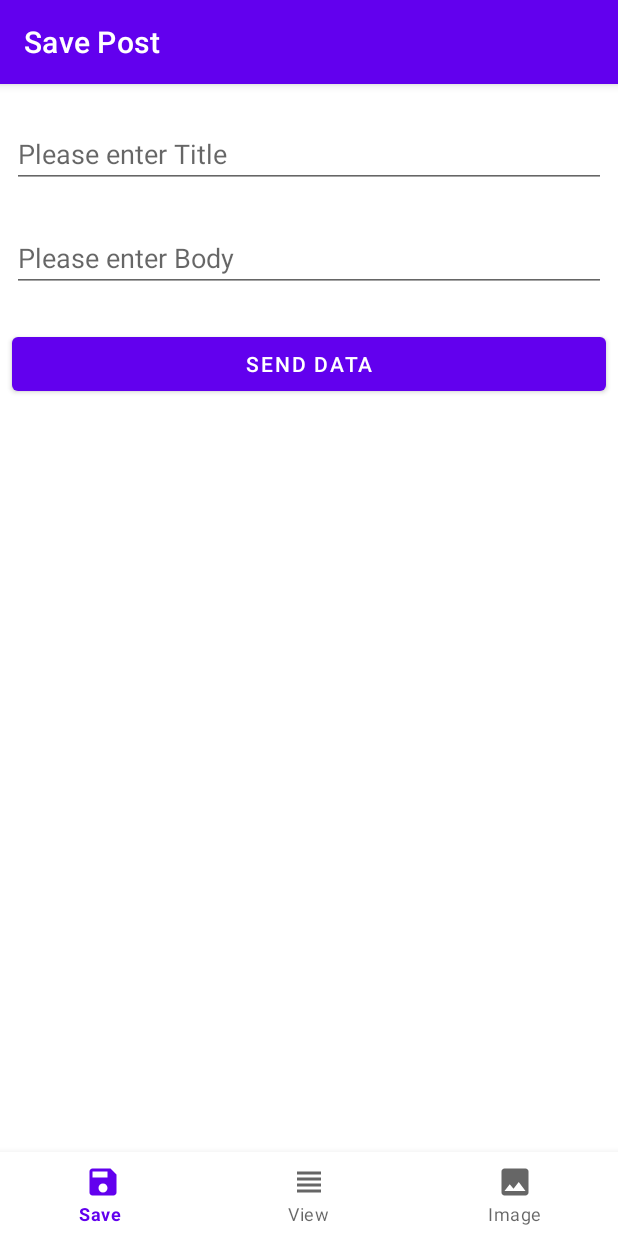
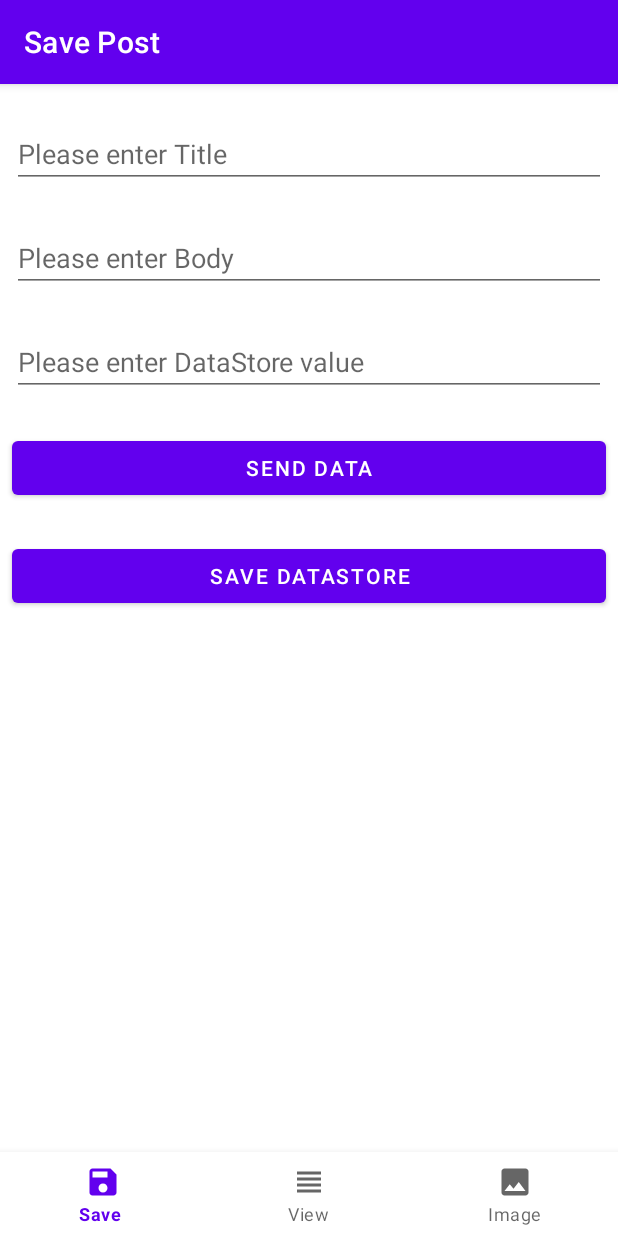
Before and after one commit to muchbeer/KtorPlug, an Android app: the screen it shows after launch (MainActivity), after a tap on "SEND DATA", on a phone screen of 412 x 824 dp. Run offline under Robolectric (Android 15) with nearby library versions, the phone set to English and light mode, and no system bars; our stand-ins replace Dagger/Hilt's generated code, navigation-ui; 6 statements that could not run were skipped.

Commit message:
To serialize and deserialize data from json to object and viceversa Refine the project factoring httpPOst upload image to php using ktor Refine with Room Database Adding datastore working fine

```diff
--- a/app/build.gradle
+++ b/app/build.gradle
@@ -108,6 +108,7 @@ dependencies {
     implementation "org.jetbrains.kotlinx:kotlinx-serialization-json:1.3.2"
 
     implementation("io.coil-kt:coil:1.4.0")
+    implementation "androidx.datastore:datastore-preferences:1.0.0"
 
     def firebase_version = "20.1.2"
     implementation "com.google.firebase:firebase-analytics:$firebase_version"
--- a/app/src/main/java/com/muchbeer/ktorplug/data/db/OilDatabase.kt
+++ b/app/src/main/java/com/muchbeer/ktorplug/data/db/OilDatabase.kt
@@ -5,7 +5,7 @@ import androidx.room.Database
 import androidx.room.Room
 import androidx.room.RoomDatabase
 
-@Database(entities = [AgrievanceEntity::class],
+@Database(entities = [AgrievanceEntity::class, CgrievanceEntity::class],
     autoMigrations = [], version = 1, exportSchema = false)
 abstract class OilDatabase() : RoomDatabase() {
 
--- a/app/src/main/java/com/muchbeer/ktorplug/di/remote/ApiModule.kt
+++ b/app/src/main/java/com/muchbeer/ktorplug/di/remote/ApiModule.kt
@@ -1,10 +1,13 @@
 package com.muchbeer.ktorplug.di.remote
 
+import android.content.Context
 import com.muchbeer.ktorplug.repository.PostRepository
 import com.muchbeer.ktorplug.repository.PostRepositoryImpl
+import com.muchbeer.ktorplug.utility.DataStorePref
 import dagger.Module
 import dagger.Provides
 import dagger.hilt.InstallIn
+import dagger.hilt.android.qualifiers.ApplicationContext
 import dagger.hilt.components.SingletonComponent
 import io.ktor.client.*
 import io.ktor.client.engine.android.*
@@ -57,8 +60,13 @@ object ApiModule {
 
     @Singleton
     @Provides
-    fun providePostRepository(httpClient: HttpClient) : PostRepository {
-        return PostRepositoryImpl(httpclient = httpClient)
+    fun providesPrefStore(@ApplicationContext context: Context) : DataStorePref {
+        return DataStorePref(context)
+    }
+    @Singleton
+    @Provides
+    fun providePostRepository(httpClient: HttpClient, dataPref : DataStorePref) : PostRepository {
+        return PostRepositoryImpl(httpclient = httpClient, dataPref)
     }
 
     private val json = kotlinx.serialization.json.Json {
--- a/app/src/main/java/com/muchbeer/ktorplug/presentation/fragment/SaveFragment.kt
+++ b/app/src/main/java/com/muchbeer/ktorplug/presentation/fragment/SaveFragment.kt
@@ -9,7 +9,7 @@ import androidx.fragment.app.viewModels
 import com.muchbeer.ktorplug.data.remote.DataState
 import com.muchbeer.ktorplug.data.remote.sampledto.PostRequestDto
 import com.muchbeer.ktorplug.databinding.FragmentSaveBinding
-import com.muchbeer.ktorplug.utility.collectflow.collectActivityFlow
+import com.muchbeer.ktorplug.utility.collectflow.collectStateFlow
 import com.muchbeer.ktorplug.utility.exhaustive
 import com.muchbeer.ktorplug.utility.logPrettyJson
 import com.muchbeer.ktorplug.utility.logs
@@ -42,6 +42,9 @@ class SaveFragment : Fragment() {
             )
         }
 
+        binding.btnSaveDataStore.setOnClickListener {
+            viewModel.saveFullname(binding.edtDataStore.text.toString())
+        }
         return binding.root
     }
 
@@ -49,8 +52,7 @@ class SaveFragment : Fragment() {
     @Suppress("IMPLICIT_CAST_TO_ANY")
     private fun sendPostData(request: PostRequestDto) {
 
-        collectActivityFlow( viewModel.sendStatus(request)) {  dataState ->
-
+        collectStateFlow( viewModel.sendStatus(request)) { dataState ->
             when(dataState){
                 is DataState.Error -> logs(TAG,  dataState.error)
                 is DataState.ErrorException -> logs(TAG,  dataState.exception.message.toString())
--- a/app/src/main/java/com/muchbeer/ktorplug/presentation/fragment/ViewFragment.kt
+++ b/app/src/main/java/com/muchbeer/ktorplug/presentation/fragment/ViewFragment.kt
@@ -7,10 +7,9 @@ import android.view.LayoutInflater
 import android.view.View
 import android.view.ViewGroup
 import androidx.fragment.app.viewModels
-import com.muchbeer.ktorplug.*
 import com.muchbeer.ktorplug.data.remote.DataState
 import com.muchbeer.ktorplug.databinding.FragmentViewBinding
-import com.muchbeer.ktorplug.utility.collectflow.collectActivityFlow
+import com.muchbeer.ktorplug.utility.collectflow.collectStateFlow
 import com.muchbeer.ktorplug.utility.exhaustive
 import com.muchbeer.ktorplug.utility.logPrettyJson
 import com.muchbeer.ktorplug.utility.logs
@@ -40,7 +39,7 @@ class ViewFragment : Fragment() {
     @Suppress("IMPLICIT_CAST_TO_ANY")
     private fun easyViewPostData() {
 
-            collectActivityFlow(viewModel.retrievePost) { dataState ->
+            collectStateFlow(viewModel.retrievePost) { dataState ->
                 Log.d("ViewFragment", "Enter the collect")
                 when (dataState) {
                     is DataState.Error -> logs(TAG,  dataState.error)
--- a/app/src/main/java/com/muchbeer/ktorplug/repository/PostRepository.kt
+++ b/app/src/main/java/com/muchbeer/ktorplug/repository/PostRepository.kt
@@ -12,5 +12,7 @@ interface PostRepository {
      fun getPosts() : Flow<DataState<List<PostResponseDto>>>
      fun createPost(postRequest : PostRequestDto) : Flow<DataState<PostResponseDto?>>
       fun uploadImage(filePath : File) : Flow<DataState<ImageResponseDto>>
+      suspend fun saveFullName(muchbeerFamily: String)
+      fun retrieveName() : Flow<String>
 
 }
--- a/app/src/main/java/com/muchbeer/ktorplug/repository/PostRepositoryImpl.kt
+++ b/app/src/main/java/com/muchbeer/ktorplug/repository/PostRepositoryImpl.kt
@@ -4,7 +4,9 @@ import com.muchbeer.ktorplug.data.remote.DataState
 import com.muchbeer.ktorplug.data.remote.sampledto.ImageResponseDto
 import com.muchbeer.ktorplug.data.remote.sampledto.PostRequestDto
 import com.muchbeer.ktorplug.data.remote.sampledto.PostResponseDto
+import com.muchbeer.ktorplug.utility.DataStorePref
 import com.muchbeer.ktorplug.utility.PostConstant.BASE_URL_POSTS
+import com.muchbeer.ktorplug.utility.PostConstant.FULL_NAME
 import com.muchbeer.ktorplug.utility.handleGetState
 import com.muchbeer.ktorplug.utility.handleImageUpload
 import com.muchbeer.ktorplug.utility.handlePostState
@@ -13,7 +15,8 @@ import kotlinx.coroutines.flow.Flow
 import java.io.File
 
 class PostRepositoryImpl(
-    private val httpclient : HttpClient
+    private val httpclient : HttpClient,
+    private val dataStorePref: DataStorePref
 ) : PostRepository {
 
     override fun getPosts(): Flow<DataState<List<PostResponseDto>>>   {
@@ -32,4 +35,11 @@ class PostRepositoryImpl(
         )
      }
 
+     override suspend fun saveFullName(muchbeerFamily : String) {
+        dataStorePref.saveValue(muchbeerFamily, FULL_NAME)
+    }
+
+    override fun retrieveName(): Flow<String> {
+        return dataStorePref.retrievValueFlow(FULL_NAME, "muchbeer")
+    }
 }
--- a/app/src/main/java/com/muchbeer/ktorplug/utility/FlowCollection.kt
+++ b/app/src/main/java/com/muchbeer/ktorplug/utility/FlowCollection.kt
@@ -9,22 +9,20 @@ import kotlinx.coroutines.flow.StateFlow
 import kotlinx.coroutines.flow.collectLatest
 import kotlinx.coroutines.launch
 
-fun <T> Fragment.collectLatestLifecylceFlow (stateFlow: Flow<T>, collect: suspend (T)->Unit) {
+fun <T> Fragment.collectFlowActivity (flowActivity: Flow<T>, collect: suspend (T)->Unit) {
     viewLifecycleOwner.lifecycleScope.launch {
         repeatOnLifecycle(Lifecycle.State.STARTED) {
-            // stateFlow.collectLatest(collect)
-            stateFlow.collect {
+            flowActivity.collect {
                 collect(it)
             }
         }
     }
 }
 
-fun <T> Fragment.collectActivityFlow (stateFlow: StateFlow<T>, collect: suspend (T)->Unit) {
+fun <T> Fragment.collectStateFlow (stateFlow: StateFlow<T>, collect: suspend (T)->Unit) {
     viewLifecycleOwner.lifecycleScope.launch {
         repeatOnLifecycle(Lifecycle.State.STARTED) {
-            // stateFlow.collectLatest(collect)
-            stateFlow.collectLatest {
+               stateFlow.collectLatest {
                 collect(it)
             }
         }
--- a/app/src/main/java/com/muchbeer/ktorplug/viewmodel/PostViewModel.kt
+++ b/app/src/main/java/com/muchbeer/ktorplug/viewmodel/PostViewModel.kt
@@ -8,9 +8,11 @@ import com.muchbeer.ktorplug.data.remote.sampledto.PostRequestDto
 import com.muchbeer.ktorplug.data.remote.sampledto.PostResponseDto
 import com.muchbeer.ktorplug.repository.PostRepository
 import dagger.hilt.android.lifecycle.HiltViewModel
+import kotlinx.coroutines.flow.Flow
 import kotlinx.coroutines.flow.SharingStarted.Companion.WhileSubscribed
 import kotlinx.coroutines.flow.StateFlow
 import kotlinx.coroutines.flow.stateIn
+import kotlinx.coroutines.launch
 import java.io.File
 import javax.inject.Inject
 
@@ -28,22 +30,29 @@ class PostViewModel @Inject constructor(
         )
 
     fun sendStatus(request: PostRequestDto) : StateFlow<DataState<PostResponseDto?>> {
-       val serverResponse : StateFlow<DataState<PostResponseDto?>> =  repository.createPost(request)
+        return repository.createPost(request)
            .stateIn(
                initialValue = DataState.Loading,
                scope = viewModelScope,
                started = WhileSubscribed(5000)
            )
-        return serverResponse
+
     }
 
-    fun uploadImage(fileName : File) : StateFlow<DataState<ImageResponseDto>> {
-        val imageResponse : StateFlow<DataState<ImageResponseDto>> =  repository.uploadImage(fileName)
+    fun uploadImage(fileName: File): StateFlow<DataState<ImageResponseDto>> {
+        return repository.uploadImage(fileName)
             .stateIn(
                 initialValue = DataState.Loading,
                 scope = viewModelScope,
                 started = WhileSubscribed(5000)
             )
-        return imageResponse
+    }
+
+    fun saveFullname(user : String) = viewModelScope.launch {
+        repository.saveFullName(user)
+    }
+
+    fun retrieveFullName() : Flow<String>   {
+       return repository.retrieveName()
     }
 }
--- a/app/src/main/res/layout/fragment_save.xml
+++ b/app/src/main/res/layout/fragment_save.xml
@@ -25,6 +25,15 @@
         android:hint="Please enter Body"
         />
 
+    <EditText
+        android:layout_marginStart="8dp"
+        android:layout_marginEnd="8dp"
+        android:layout_marginTop="24dp"
+        android:layout_width="match_parent"
+        android:layout_height="wrap_content"
+        android:id="@+id/edtDataStore"
+        android:hint="Please enter DataStore value"
+        />
     <Button
         android:layout_marginTop="24dp"
         android:layout_marginStart="8dp"
@@ -34,4 +43,14 @@
         android:id="@+id/btnSend"
         android:text="Send Data"
         />
+
+    <Button
+        android:layout_marginTop="24dp"
+        android:layout_marginStart="8dp"
+        android:layout_marginEnd="8dp"
+        android:layout_width="match_parent"
+        android:layout_height="wrap_content"
+        android:id="@+id/btnSaveDataStore"
+        android:text="Save DataStore"
+        />
 </LinearLayout>
```
Also changed, not shown: app/src/main/java/com/muchbeer/ktorplug/presentation/fragment/ImageFragment.kt (+9 -3 lines), app/src/main/java/com/muchbeer/ktorplug/utility/DataStorePref.kt (added, +61 -0 lines), app/src/main/java/com/muchbeer/ktorplug/utility/Utils.kt (+7 -1 lines).
